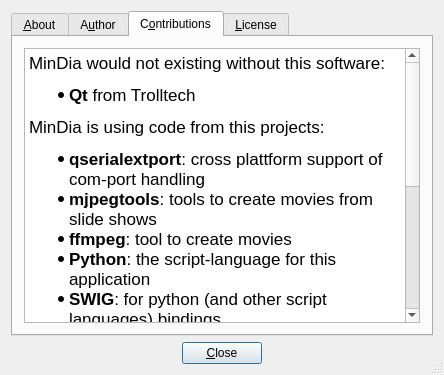
This is src/AboutExtDlg4.ui in mneuroth/MinDia as Qt 5 draws it before an edit. The edited form follows.
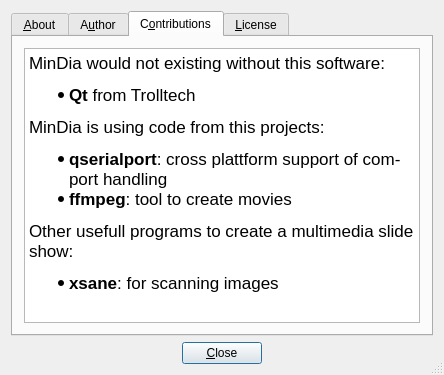
This is the edited form. The open tabs and pages were chosen to show the change.

Commit message: unified default buttons and order of ok and cancel button

Patch:
```diff
--- a/src/AboutExtDlg4.ui
+++ b/src/AboutExtDlg4.ui
@@ -107,17 +107,10 @@
 &lt;p style=&quot; margin-top:0px; margin-bottom:0px; margin-left:0px; margin-right:0px; -qt-block-indent:0; text-indent:0px;&quot;&gt;MinDia would not existing without this software:&lt;/p&gt;
 &lt;ul style=&quot;margin-top: 0px; margin-bottom: 0px; margin-left: 0px; margin-right: 0px; -qt-list-indent: 1;&quot;&gt;&lt;li style=&quot; margin-top:12px; margin-bottom:12px; margin-left:0px; margin-right:0px; -qt-block-indent:0; text-indent:0px;&quot;&gt;&lt;span style=&quot; font-weight:600;&quot;&gt;Qt&lt;/span&gt; from Trolltech&lt;/li&gt;&lt;/ul&gt;
 &lt;p style=&quot; margin-top:12px; margin-bottom:12px; margin-left:0px; margin-right:0px; -qt-block-indent:0; text-indent:0px;&quot;&gt;MinDia is using code from this projects:&lt;/p&gt;
-&lt;ul style=&quot;margin-top: 0px; margin-bottom: 0px; margin-left: 0px; margin-right: 0px; -qt-list-indent: 1;&quot;&gt;&lt;li style=&quot; margin-top:12px; margin-bottom:0px; margin-left:0px; margin-right:0px; -qt-block-indent:0; text-indent:0px;&quot;&gt;&lt;span style=&quot; font-weight:600;&quot;&gt;qserialextport&lt;/span&gt;: cross plattform support of com-port handling&lt;/li&gt;
-&lt;li style=&quot; font-weight:600;&quot; style=&quot; margin-top:0px; margin-bottom:0px; margin-left:0px; margin-right:0px; -qt-block-indent:0; text-indent:0px;&quot;&gt;mjpegtools&lt;span style=&quot; font-weight:400;&quot;&gt;: tools to create movies from slide shows&lt;/span&gt;&lt;/li&gt;
-&lt;li style=&quot; font-weight:600;&quot; style=&quot; margin-top:0px; margin-bottom:0px; margin-left:0px; margin-right:0px; -qt-block-indent:0; text-indent:0px;&quot;&gt;ffmpeg&lt;span style=&quot; font-weight:400;&quot;&gt;: tool to create movies&lt;/span&gt;&lt;/li&gt;
-&lt;li style=&quot; margin-top:0px; margin-bottom:0px; margin-left:0px; margin-right:0px; -qt-block-indent:0; text-indent:0px;&quot;&gt;&lt;span style=&quot; font-weight:600;&quot;&gt;Python&lt;/span&gt;: the script-language for this application&lt;/li&gt;
-&lt;li style=&quot; margin-top:0px; margin-bottom:12px; margin-left:0px; margin-right:0px; -qt-block-indent:0; text-indent:0px;&quot;&gt;&lt;span style=&quot; font-weight:600;&quot;&gt;SWIG&lt;/span&gt;: for python (and other script languages) bindings&lt;/li&gt;&lt;/ul&gt;
+&lt;ul style=&quot;margin-top: 0px; margin-bottom: 0px; margin-left: 0px; margin-right: 0px; -qt-list-indent: 1;&quot;&gt;&lt;li style=&quot; margin-top:12px; margin-bottom:0px; margin-left:0px; margin-right:0px; -qt-block-indent:0; text-indent:0px;&quot;&gt;&lt;span style=&quot; font-weight:600;&quot;&gt;qserialport&lt;/span&gt;: cross plattform support of com-port handling&lt;/li&gt;
+&lt;li style=&quot; font-weight:600;&quot; style=&quot; margin-top:0px; margin-bottom:0px; margin-left:0px; margin-right:0px; -qt-block-indent:0; text-indent:0px;&quot;&gt;ffmpeg&lt;span style=&quot; font-weight:400;&quot;&gt;: tool to create movies&lt;/span&gt;&lt;/li&gt;&lt;/ul&gt;
 &lt;p style=&quot; margin-top:12px; margin-bottom:12px; margin-left:0px; margin-right:0px; -qt-block-indent:0; text-indent:0px;&quot;&gt;Other usefull programs to create a multimedia slide show:&lt;/p&gt;
-&lt;ul style=&quot;margin-top: 0px; margin-bottom: 0px; margin-left: 0px; margin-right: 0px; -qt-list-indent: 1;&quot;&gt;&lt;li style=&quot; margin-top:12px; margin-bottom:0px; margin-left:0px; margin-right:0px; -qt-block-indent:0; text-indent:0px;&quot;&gt;&lt;span style=&quot; font-weight:600;&quot;&gt;xsane&lt;/span&gt;: for scanning images&lt;/li&gt;
-&lt;li style=&quot; margin-top:0px; margin-bottom:0px; margin-left:0px; margin-right:0px; -qt-block-indent:0; text-indent:0px;&quot;&gt;&lt;span style=&quot; font-weight:600;&quot;&gt;cdparanoia&lt;/span&gt;: for wav-file generation from audio cd's (Linux)&lt;/li&gt;
-&lt;li style=&quot; margin-top:0px; margin-bottom:0px; margin-left:0px; margin-right:0px; -qt-block-indent:0; text-indent:0px;&quot;&gt;&lt;span style=&quot; font-weight:600;&quot;&gt;LAME&lt;/span&gt;: for mp3-file encoding from wav-files&lt;/li&gt;
-&lt;li style=&quot; margin-top:0px; margin-bottom:0px; margin-left:0px; margin-right:0px; -qt-block-indent:0; text-indent:0px;&quot;&gt;&lt;span style=&quot; font-weight:600;&quot;&gt;CDex&lt;/span&gt;: for wav- and mp3-file creation from audiao cd's (Windows)&lt;/li&gt;
-&lt;li style=&quot; margin-top:0px; margin-bottom:12px; margin-left:0px; margin-right:0px; -qt-block-indent:0; text-indent:0px;&quot;&gt;&lt;span style=&quot; font-weight:600;&quot;&gt;madplay&lt;/span&gt;: a command-line mp3-player (Linux)&lt;/li&gt;&lt;/ul&gt;
+&lt;ul style=&quot;margin-top: 0px; margin-bottom: 0px; margin-left: 0px; margin-right: 0px; -qt-list-indent: 1;&quot;&gt;&lt;li style=&quot; margin-top:12px; margin-bottom:0px; margin-left:0px; margin-right:0px; -qt-block-indent:0; text-indent:0px;&quot;&gt;&lt;span style=&quot; font-weight:600;&quot;&gt;xsane&lt;/span&gt;: for scanning images&lt;/li&gt;&lt;/ul&gt;
 &lt;p style=&quot;-qt-paragraph-type:empty; margin-top:0px; margin-bottom:12px; margin-left:0px; margin-right:0px; -qt-block-indent:0; text-indent:0px;&quot;&gt;&lt;br /&gt;&lt;/p&gt;&lt;/body&gt;&lt;/html&gt;</string>
          </property>
         </widget>
```
Left out of the diff: 2 changed lines with no effect on the pictures. The commit also changes 6 other files.
